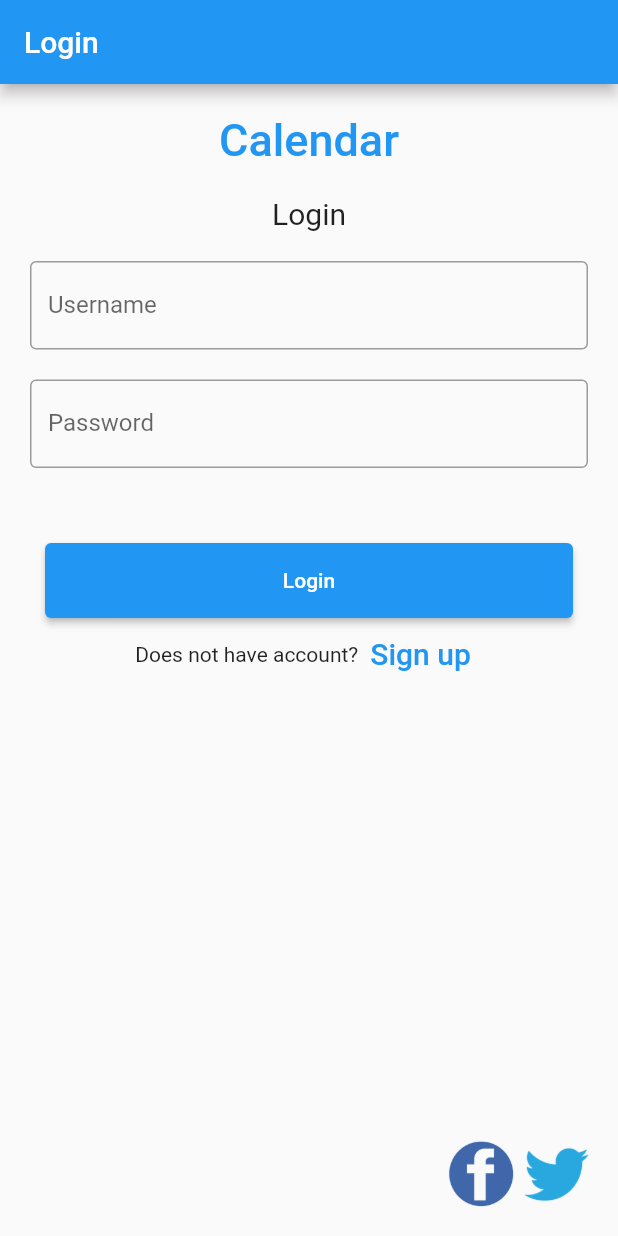
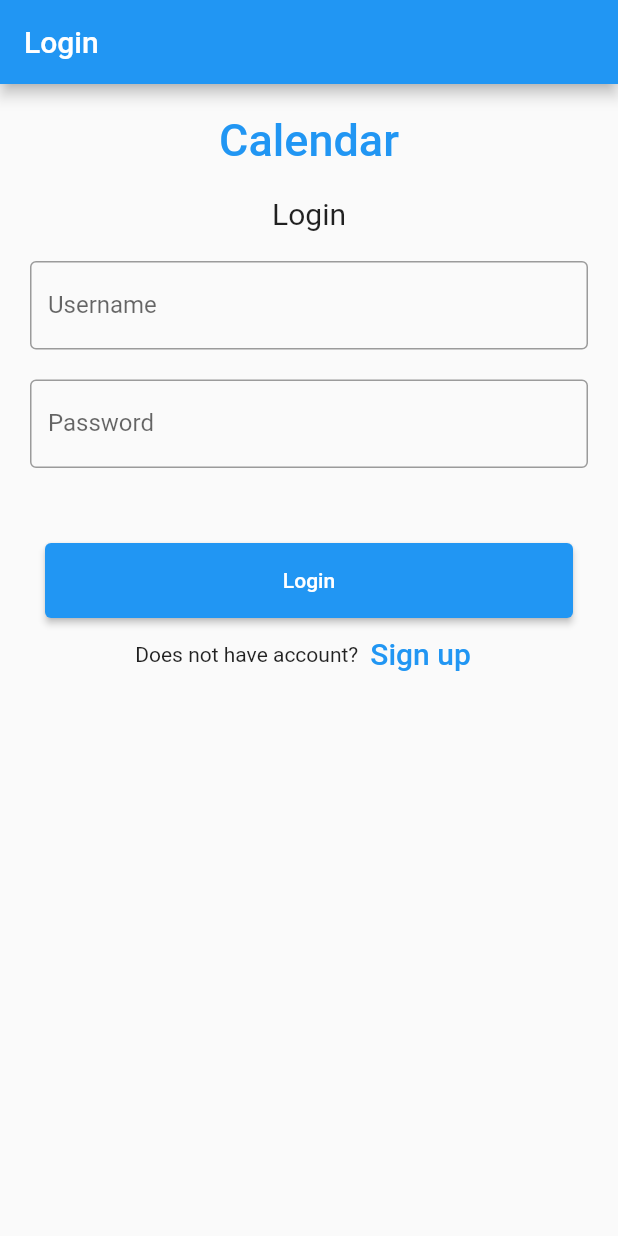
Before and after one commit to DanyPrv/calendarCM, a Flutter app: the screen it shows after launch, on a phone screen of 412 x 824 dp. Run offline on Flutter 3.47's test engine with Material 2 defaults, Android fonts, the phone set to English and light mode, and no system bars; our stand-ins replace drift, google_maps_flutter, syncfusion_flutter_calendar; accounts and stored records are empty; generated files the repository leaves out were written again.

```diff
--- a/lib/addEditEvent.dart
+++ b/lib/addEditEvent.dart
@@ -296,8 +296,10 @@ class _AddEditEventState extends State<AddEditEvent> {
                     Navigator.push(
                       context,
                       MaterialPageRoute(
-                          builder: (context) =>
-                              const CalendarSection(title: 'Calendar')),
+                          builder: (context) => const CalendarSection(
+                                title: 'Calendar',
+                                username: '',
+                              )),
                     );
                   },
                 )),
--- a/lib/calendar.dart
+++ b/lib/calendar.dart
@@ -9,7 +9,8 @@ import 'eventView.dart';
 import 'Classes/calendarAppointment.dart';
 
 class CalendarSection extends StatefulWidget {
-  const CalendarSection({Key? key, required this.title}) : super(key: key);
+  const CalendarSection({Key? key, required this.title, required this.username})
+      : super(key: key);
 
   // This widget is the home page of your application. It is stateful, meaning
   // that it has a State object (defined below) that contains fields that affect
@@ -21,6 +22,7 @@ class CalendarSection extends StatefulWidget {
   // always marked "final".
 
   final String title;
+  final String username;
 
   @override
   State<CalendarSection> createState() => _CalendarSectionState();
--- a/lib/eventView.dart
+++ b/lib/eventView.dart
@@ -35,8 +35,10 @@ class EventViewSection extends StatelessWidget {
               Navigator.push(
                   context,
                   MaterialPageRoute(
-                      builder: (context) =>
-                          const CalendarSection(title: 'Calendar')));
+                      builder: (context) => const CalendarSection(
+                            title: 'Calendar',
+                            username: '',
+                          )));
 
               ScaffoldMessenger.of(context)
                   .showSnackBar(const SnackBar(content: Text('Deleted')));
--- a/lib/login.dart
+++ b/lib/login.dart
@@ -1,3 +1,6 @@
+import 'dart:developer';
+
+import 'package:calendar/Database/database.dart';
 import 'package:calendar/register.dart';
 import 'package:flutter/material.dart';
 import 'package:url_launcher/url_launcher.dart';
@@ -22,36 +25,36 @@ class LoginSection extends StatelessWidget {
       home: Scaffold(
         appBar: AppBar(title: const Text(_title)),
         body: const Login(),
-        floatingActionButton: Row(
-          mainAxisAlignment: MainAxisAlignment.end,
-          children: [
-            InkWell(
-              onTap: () => launchURL('https://www.facebook.com/'),
+        // floatingActionButton: Row(
+        //   mainAxisAlignment: MainAxisAlignment.end,
+        //   children: [
+        //     InkWell(
+        //       onTap: () => launchURL('https://www.facebook.com/'),
 
-              // focusColor: const Color.fromARGB(61, 33, 124, 243),
-              // hoverColor: const Color.fromARGB(61, 33, 124, 243),
-              // highlightColor: const Color.fromARGB(61, 33, 124, 243),
-              borderRadius: BorderRadius.circular(50.0),
-              child: Image.asset(
-                'assets/logo-facebook.png',
-                width: 50,
-                height: 50,
-              ),
-            ),
-            InkWell(
-              onTap: () => launchURL('https://twitter.com/'),
-              // focusColor: const Color.fromARGB(61, 33, 124, 243),
-              // hoverColor: const Color.fromARGB(61, 33, 124, 243),
-              // highlightColor: const Color.fromARGB(61, 33, 124, 243),
-              borderRadius: BorderRadius.circular(50.0),
-              child: Image.asset(
-                'assets/logo-twitter.png',
-                width: 50,
-                height: 50,
-              ),
-            ),
-          ],
-        ),
+        //       // focusColor: const Color.fromARGB(61, 33, 124, 243),
+        //       // hoverColor: const Color.fromARGB(61, 33, 124, 243),
+        //       // highlightColor: const Color.fromARGB(61, 33, 124, 243),
+        //       borderRadius: BorderRadius.circular(50.0),
+        //       child: Image.asset(
+        //         'assets/logo-facebook.png',
+        //         width: 50,
+        //         height: 50,
+        //       ),
+        //     ),
+        //     InkWell(
+        //       onTap: () => launchURL('https://twitter.com/'),
+        //       // focusColor: const Color.fromARGB(61, 33, 124, 243),
+        //       // hoverColor: const Color.fromARGB(61, 33, 124, 243),
+        //       // highlightColor: const Color.fromARGB(61, 33, 124, 243),
+        //       borderRadius: BorderRadius.circular(50.0),
+        //       child: Image.asset(
+        //         'assets/logo-twitter.png',
+        //         width: 50,
+        //         height: 50,
+        //       ),
+        //     ),
+        //   ],
+        // ),
       ),
     );
   }
@@ -65,8 +68,23 @@ class Login extends StatefulWidget {
 }
 
 class _LoginState extends State<Login> {
-  TextEditingController emailController = TextEditingController();
+  late Database _db;
+  TextEditingController usernameController = TextEditingController();
   TextEditingController passwordController = TextEditingController();
+
+  @override
+  void initState() {
+    super.initState();
+    _db = Database();
+  }
+
+  @override
+  void dispose() {
+    _db.close();
+    usernameController.dispose();
+    passwordController.dispose();
+    super.dispose();
+  }
 
   @override
   Widget build(BuildContext context) {
@@ -94,7 +112,7 @@ class _LoginState extends State<Login> {
             Container(
               padding: const EdgeInsets.all(10),
               child: TextField(
-                controller: emailController,
+                controller: usernameController,
                 decoration: const InputDecoration(
                   border: OutlineInputBorder(),
                   labelText: 'Username',
@@ -117,15 +135,16 @@ class _LoginState extends State<Login> {
                 padding: const EdgeInsets.fromLTRB(20, 50, 20, 0),
                 child: ElevatedButton(
                   child: const Text('Login'),
-                  onPressed: () {
-                    Navigator.pushAndRemoveUntil(
-                        context,
-                        MaterialPageRoute(
-                            builder: (context) =>
-                                const CalendarSection(title: 'Calendar')),
-                        (route) => false);
-                    //print(emailController.text);
-                    //print(passwordController.text);
+                  onPressed: () async {
+                    _db.getUser(usernameController.text).then((value) => {
+                          Navigator.pushAndRemoveUntil(
+                              context,
+                              MaterialPageRoute(
+                                  builder: (context) => CalendarSection(
+                                      title: 'Calendar',
+                                      username: value.username)),
+                              (route) => false)
+                        });
                   },
                 )),
             Row(
--- a/pubspec.yaml
+++ b/pubspec.yaml
@@ -36,10 +36,16 @@ dependencies:
   # The following adds the Cupertino Icons font to your application.
   # Use with the CupertinoIcons class for iOS style icons.
   cupertino_icons: ^1.0.2
+  drift: ^1.5.0
+  sqlite3_flutter_libs: ^0.5.0
+  path_provider: ^2.0.9
+  path: ^1.8.0
 
 dev_dependencies:
   flutter_test:
     sdk: flutter
+  build_runner: ^2.1.8
+  drift_dev: ^1.5.2
 
   # The "flutter_lints" package below contains a set of recommended lints to
   # encourage good coding practices. The lint set provided by the package is
```
Also changed, not shown: lib/Database/database.dart (added, +95 -0 lines), lib/editAccountDetails.dart (+33 -5 lines), lib/entity/appointment.dart (added, +11 -0 lines), lib/entity/reminder.dart (added, +8 -0 lines), lib/entity/user.dart (added, +8 -0 lines), lib/register.dart (+36 -5 lines), lib/Database/database.g.dart (added), pubspec.lock.
